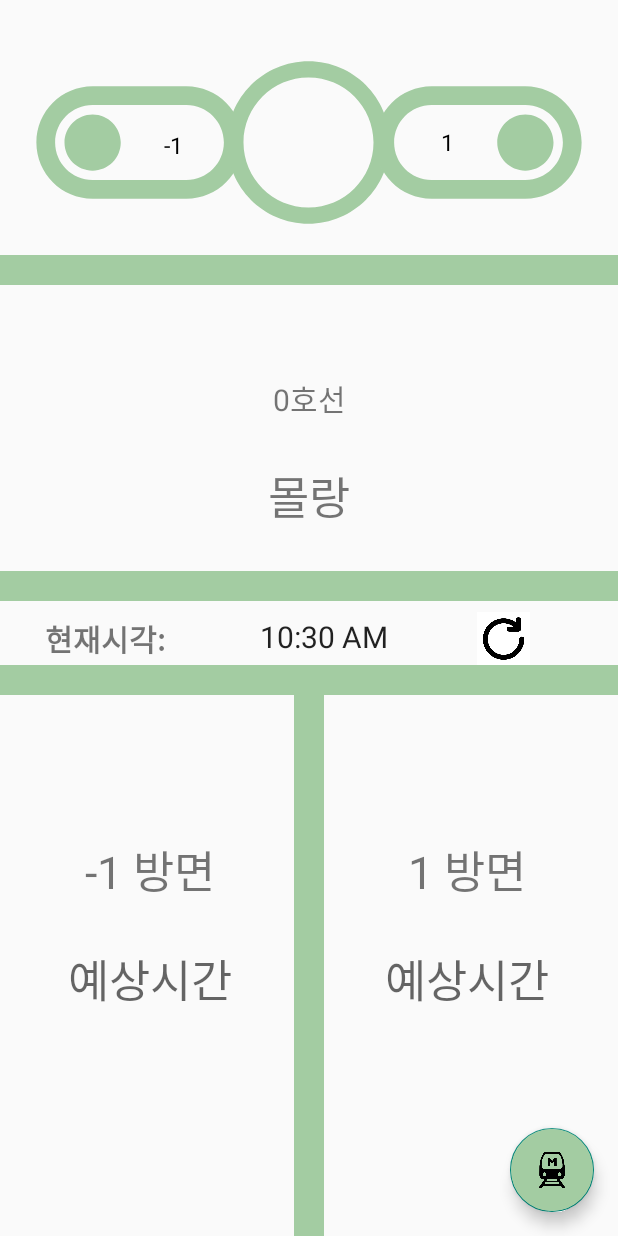
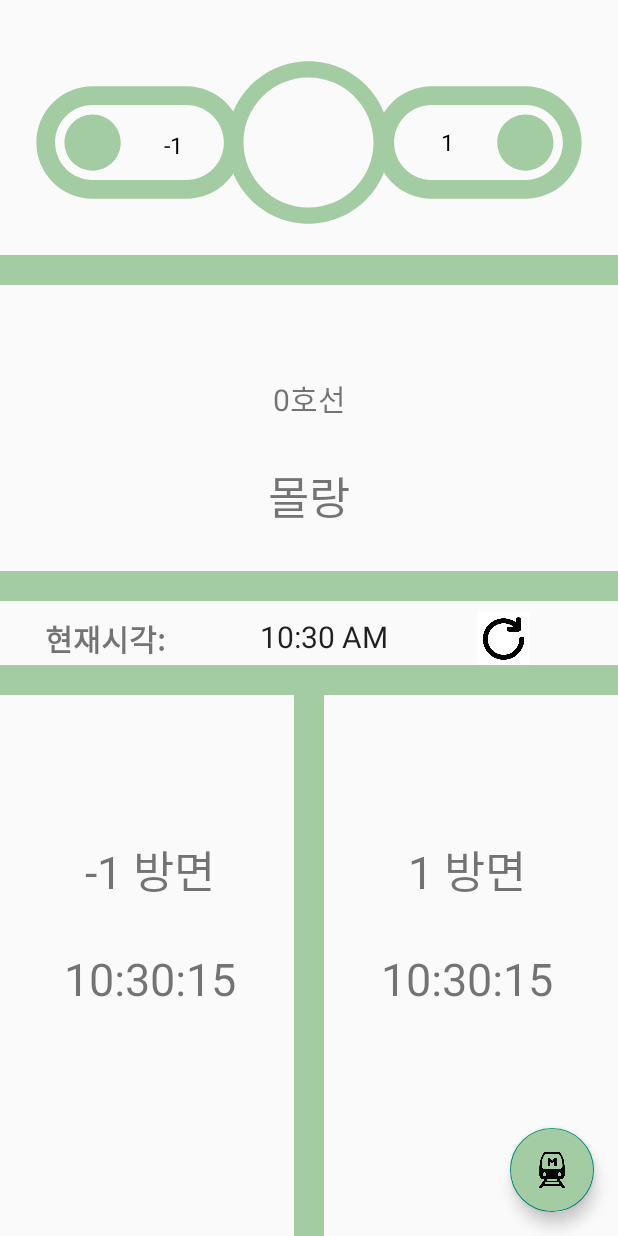
Before and after one commit to rkdgml28/TeamProject, an Android app: the StationActivity screen opened directly, with no data from a screen before it, on a phone screen of 412 x 824 dp. Run offline under Robolectric (Android 15) with nearby library versions, the phone set to English and light mode, and no system bars; 3 statements that could not run were skipped.

Commit message:
station time

```diff
--- a/app/src/main/java/com/app/teamproject/StationActivity.java
+++ b/app/src/main/java/com/app/teamproject/StationActivity.java
@@ -12,15 +12,55 @@ import androidx.core.content.ContextCompat;
 
 import com.google.android.material.floatingactionbutton.FloatingActionButton;
 
+import java.text.SimpleDateFormat;
+import java.util.Calendar;
+import java.util.Date;
+
 public class StationActivity  extends AppCompatActivity implements View.OnClickListener{
 
     FloatingActionButton btnSubway, btnSetting, btnHome, btnRoad, btnStar, btnSearch;
     Boolean isAllFabsVisible;
-    TextView sta_search, sta_prev, sta_next, search_station, what_line, tv_inform, prestation, nextstation;
+    TextView sta_search, sta_prev, sta_next, search_station, what_line, tv_inform,
+            prestation, nextstation, preTime, nextTime;
     ImageView img_sta, img_prev, img_next;
     View block2, block3, block4, block5;
 
     int numint;
+    Driver driver = new Driver();
+    int[] time;
+
+    //현재시간 불러오기 함수
+    private String getTime() {
+        String today = null;
+
+        Date date = new Date();
+        // 포맷변경 ( 년월일 시분초)
+        SimpleDateFormat sdformat = new SimpleDateFormat("HH:mm:ss");
+        Calendar cal = Calendar.getInstance();
+        cal.setTime(date);
+        today = sdformat.format(cal.getTime());
+
+        return today;
+    }
+    //도착시간 더하기 함수
+    private String getCTime() {
+        String today = null;
+
+        Date date = new Date();
+        // 포맷변경 ( 년월일 시분초)
+        SimpleDateFormat sdformat = new SimpleDateFormat("HH:mm:ss");
+
+        // Java 시간 더하기
+        Calendar cal = Calendar.getInstance();
+        cal.setTime(date);
+        cal.add(Calendar.MINUTE, time[1]);
+        cal.add(Calendar.HOUR, time[0]);
+        cal.add(Calendar.SECOND, time[2]);
+
+        today = sdformat.format(cal.getTime());
+
+        return today;
+    }
 
     @Override
     protected void onCreate(@Nullable Bundle savedInstanceState) {
@@ -53,6 +93,9 @@ public class StationActivity  extends AppCompatActivity implements View.OnClickL
         img_next = findViewById(R.id.img_next);
         img_sta = findViewById(R.id.img_sta);
         img_prev = findViewById(R.id.img_prev);
+
+        preTime = findViewById(R.id.preTime);
+        nextTime = findViewById(R.id.nextTime);
 
         btnSetting.setVisibility(View.GONE);
         btnHome.setVisibility(View.GONE);
@@ -401,10 +444,20 @@ public class StationActivity  extends AppCompatActivity implements View.OnClickL
         sta_prev.setText(numStrprev);
         prestation.setText(numStrprev + " 방면");
 
+        driver.setFromTo(numStrline, numStrprev);
+        driver.inputTimeInfor();
+        time = driver.d.convertTime(driver.d.getLowCost(numStrline, numStrprev));
+        preTime.setText(getCTime());
+
         if(next == 0){
             sta_next.setText("역없음");
             nextstation.setText("역없음");
+            nextTime.setText("");
         }else{
+            driver.setFromTo(numStrline, numStrnext);
+            driver.inputTimeInfor();
+            time = driver.d.convertTime(driver.d.getLowCost(numStrline, numStrnext));
+            nextTime.setText(getCTime());
             sta_next.setText(numStrnext);
             nextstation.setText(numStrnext + " 방면");
         }
--- a/app/src/main/res/layout/activity_station.xml
+++ b/app/src/main/res/layout/activity_station.xml
@@ -238,7 +238,7 @@
             />
 
         <TextView
-            android:id="@+id/pretime"
+            android:id="@+id/preTime"
             android:layout_width="match_parent"
             android:layout_height="100dp"
             android:layout_gravity="center_vertical"
@@ -274,7 +274,7 @@
             />
 
         <TextView
-            android:id="@+id/nexttime"
+            android:id="@+id/nextTime"
             android:layout_width="match_parent"
             android:layout_height="100dp"
             android:layout_gravity="center_vertical"
```
